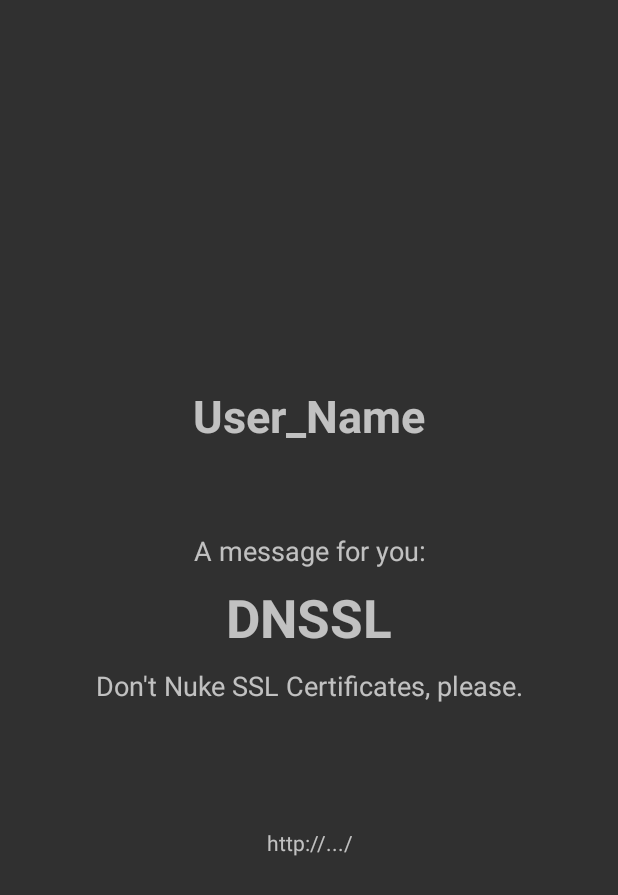
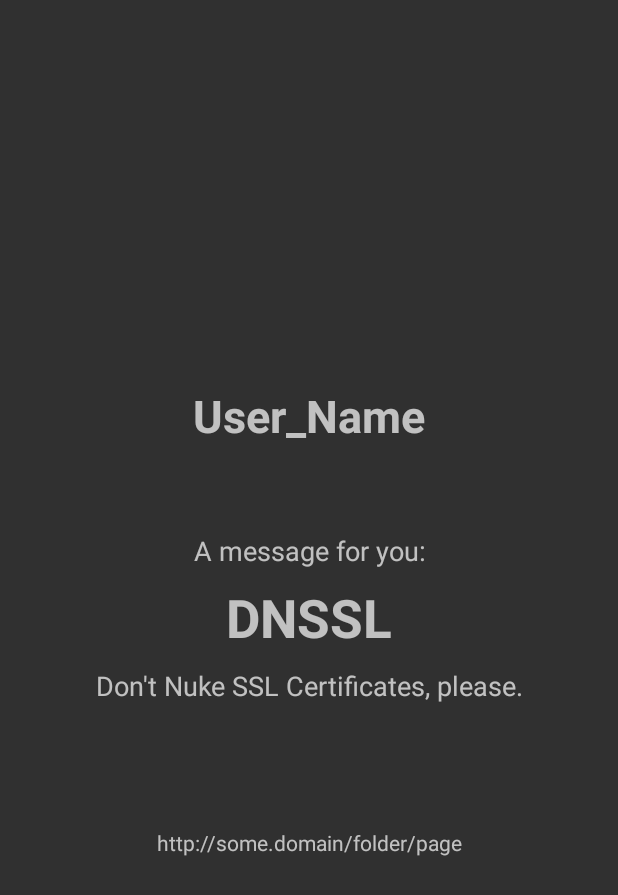
Before and after one commit to ivanleoncz/DN-SSL, an Android app: the MessageActivity screen opened directly, with no data from a screen before it, on a phone screen of 412 x 824 dp. Shown: the top 895 px of the screen. Run offline under Robolectric (Android 15) with nearby library versions, the phone set to English and light mode, and no system bars.

Commit message:
adding String Resource for MessageActivity

```diff
--- a/Android/app/src/main/res/layout/activity_message.xml
+++ b/Android/app/src/main/res/layout/activity_message.xml
@@ -58,6 +58,6 @@
         android:layout_marginTop="80dp"
         android:layout_below="@+id/message_text2"
         android:gravity="center"
-        android:text="http://.../"/>
+        android:text="@string/message_link"/>
 
 </RelativeLayout>
--- a/Android/app/src/main/res/values/strings.xml
+++ b/Android/app/src/main/res/values/strings.xml
@@ -10,5 +10,6 @@
     <string name="message_intro">A message for you:</string>
     <string name="message_text1">DNSSL</string>
     <string name="message_text2">Don't Nuke SSL Certificates, please.</string>
+    <string name="message_link"> http://some.domain/folder/page</string>
 
 </resources>
```
